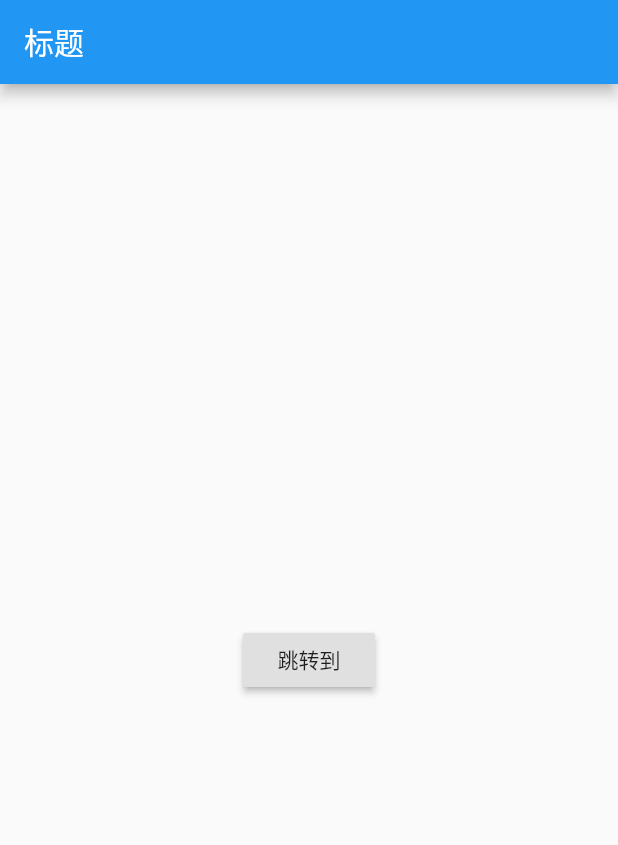
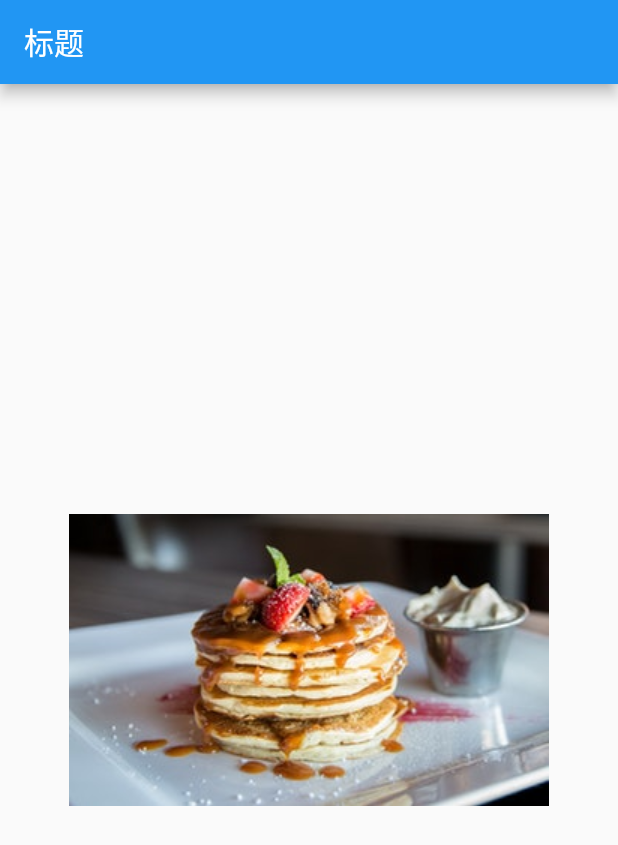
Before and after one commit to xieyalong/flutter_app, a Flutter app: the screen it shows after launch, on a phone screen of 412 x 824 dp. Shown: the top 845 px of the screen. Run offline on Flutter 3.47's test engine with Material 2 defaults, Android fonts, the phone set to English and light mode, and no system bars.

Commit message:
打包配置

```diff
--- /dev/null
+++ b/lib/flutter/view_image2.dart
@@ -0,0 +1,8 @@
+import 'package:flutter/material.dart';
+class view_image2 {
+  Widget initPage() {
+    return new Center(
+      child: Image.asset('images/a.jpeg')
+    );
+  }
+}
--- a/lib/flutter/main.dart
+++ b/lib/main.dart
@@ -1,11 +1,13 @@
 import 'package:flutter/material.dart';
-import 'view_positioned.dart';
-import 'view_expanded.dart';
-import 'view_divider.dart';
-import 'view_card.dart';
-import 'view_listTile.dart';
-import 'page1.dart';
-import 'page2.dart';
+import 'flutter/view_image2.dart';
+//import 'view_positioned.dart';
+//import 'view_expanded.dart';
+//import 'view_divider.dart';
+//import 'view_card.dart';
+//import 'view_listTile.dart';
+//import 'page1.dart';
+//import 'page2.dart';
+//import 'view_image2.dart';
 void main() => runApp(MyApp());
 
 class MyApp extends  StatelessWidget{
@@ -17,11 +19,8 @@ class MyApp extends  StatelessWidget{
         appBar: new AppBar(
           title: new Text('标题'),
         ),
-        body:new page1(context).initPage(),
-//        body:Builder(
-//          //返回Builder给page1，context必须是Builder，page1里面写这里就不用写
-//            builder: (context) => new page1(context).initPage()
-//        ),
+//        body:new page1(context).initPage(),
+          body:init_view(context),
       ),
     );
   }
@@ -39,8 +38,9 @@ class MyApp extends  StatelessWidget{
 // titl布局
 //    var $view=new view_listTile();
   //页面跳转
-    var $view=new page1(context);
-    return $view.initPage();
+//    var $view=new page1(context);
+      var v=new view_image2();
+    return v.initPage();
   }
 
 
--- a/pubspec.yaml
+++ b/pubspec.yaml
@@ -44,6 +44,9 @@ flutter:
   # assets:
   #  - images/a_dot_burr.jpeg
   #  - images/a_dot_ham.jpeg
+  assets:
+    - images/a.jpeg
+  #  - images/a_dot_ham.jpeg
 
   # An image asset can refer to one or more resolution-specific "variants", see
   # https://flutter.dev/assets-and-images/#resolution-aware.
```
Also changed, not shown: assets/images/2x/food01.jpeg (deleted), images/2x/food01.jpeg (renamed from assets/images/a.jpeg), images/2x/icon_discover.png (renamed from assets/images/2x/icon_discover.png), images/a.jpeg (renamed from lib/images/a.jpeg), lib/images/2x/food01.jpeg (deleted), lib/images/2x/icon_discover.png (deleted), 3 other files.
